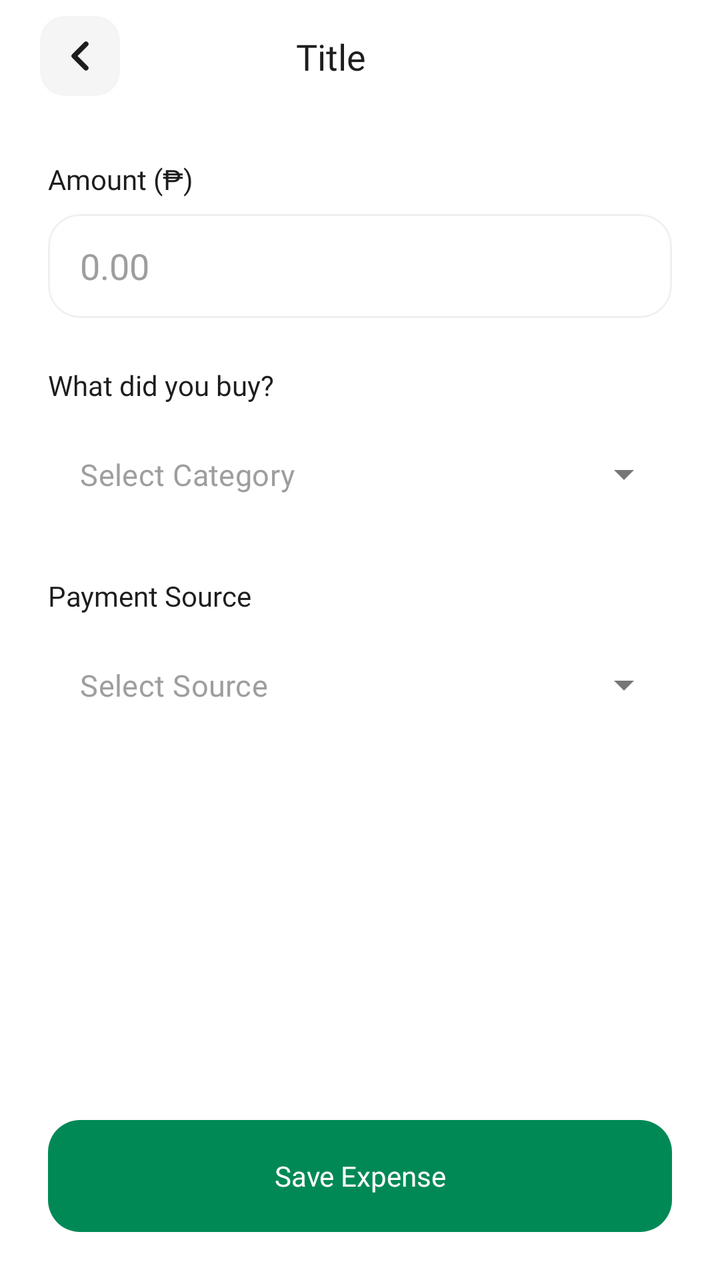
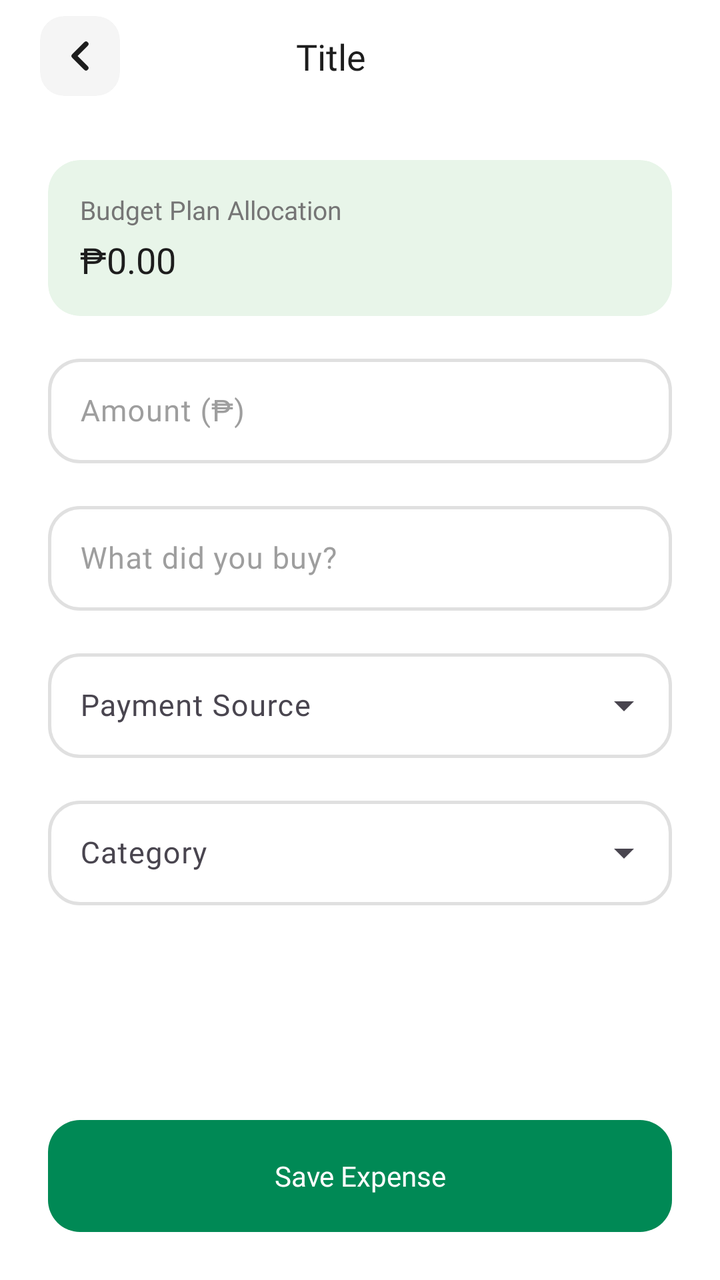

Screens rendered from an Android XML layout before and after an edit, with the pre-edit source and the edit as a unified diff.
<!-- AndroidManifest.xml: activity theme Theme.Carti -->
<!-- res/layout/activity_add_expense.xml -->
<?xml version="1.0" encoding="utf-8"?>
<androidx.constraintlayout.widget.ConstraintLayout xmlns:android="http://schemas.android.com/apk/res/android"
    xmlns:app="http://schemas.android.com/apk/res-auto"
    xmlns:tools="http://schemas.android.com/tools"
    android:layout_width="match_parent"
    android:layout_height="match_parent"
    android:background="@color/white">

    <include
        android:id="@+id/layout_toolbar"
        layout="@layout/layout_custom_toolbar" />

    <androidx.core.widget.NestedScrollView
        android:id="@+id/scrollView"
        android:layout_width="match_parent"
        android:layout_height="0dp"
        app:layout_constraintBottom_toTopOf="@+id/btnSave"
        app:layout_constraintTop_toBottomOf="@id/layout_toolbar">

        <LinearLayout
            android:layout_width="match_parent"
            android:layout_height="wrap_content"
            android:orientation="vertical"
            android:paddingHorizontal="@dimen/spacing_large"
            android:paddingTop="@dimen/spacing_large"
            android:paddingBottom="@dimen/scroll_bottom_padding">

            <TextView
                style="@style/CartiHeader"
                android:layout_width="wrap_content"
                android:layout_height="wrap_content"
                android:text="@string/label_amount_peso"
                android:textSize="@dimen/text_size_body" />

            <com.google.android.material.card.MaterialCardView
                style="@style/CartiCard"
                android:layout_width="match_parent"
                android:layout_height="wrap_content"
                android:layout_marginTop="@dimen/spacing_small">

                <EditText
                    android:id="@+id/et_amount"
                    style="@style/CartiEditText"
                    android:layout_width="match_parent"
                    android:layout_height="@dimen/input_height_standard"
                    android:fontFamily="@font/plus_jakarta_sans_bold"
                    android:hint="@string/hint_amount"
                    android:inputType="numberDecimal"
                    android:textSize="@dimen/text_size_header"
                    android:importantForAutofill="no" />

            </com.google.android.material.card.MaterialCardView>

            <TextView
                style="@style/CartiHeader"
                android:layout_width="wrap_content"
                android:layout_height="wrap_content"
                android:layout_marginTop="@dimen/spacing_large"
                android:text="@string/label_what_bought"
                android:textSize="@dimen/text_size_body" />

            <com.google.android.material.textfield.TextInputLayout
                style="@style/Widget.MaterialComponents.TextInputLayout.OutlinedBox.ExposedDropdownMenu"
                android:layout_width="match_parent"
                android:layout_height="wrap_content"
                android:layout_marginTop="@dimen/spacing_small"
                app:boxBackgroundColor="@color/white"
                app:boxCornerRadiusBottomEnd="@dimen/radius_medium"
                app:boxCornerRadiusBottomStart="@dimen/radius_medium"
                app:boxCornerRadiusTopEnd="@dimen/radius_medium"
                app:boxCornerRadiusTopStart="@dimen/radius_medium"
                app:boxStrokeColor="@color/border_subtle"
                app:hintEnabled="false">

                <AutoCompleteTextView
                    android:id="@+id/et_category"
                    style="@style/CartiEditText"
                    android:layout_width="match_parent"
                    android:layout_height="wrap_content"
                    android:hint="@string/hint_select_category"
                    android:inputType="none" />

            </com.google.android.material.textfield.TextInputLayout>

            <TextView
                style="@style/CartiHeader"
                android:layout_width="wrap_content"
                android:layout_height="wrap_content"
                android:layout_marginTop="@dimen/spacing_large"
                android:text="@string/label_payment_source"
                android:textSize="@dimen/text_size_body" />

            <com.google.android.material.textfield.TextInputLayout
                style="@style/Widget.MaterialComponents.TextInputLayout.OutlinedBox.ExposedDropdownMenu"
                android:layout_width="match_parent"
                android:layout_height="wrap_content"
                android:layout_marginTop="@dimen/spacing_small"
                app:boxBackgroundColor="@color/white"
                app:boxCornerRadiusBottomEnd="@dimen/radius_medium"
                app:boxCornerRadiusBottomStart="@dimen/radius_medium"
                app:boxCornerRadiusTopEnd="@dimen/radius_medium"
                app:boxCornerRadiusTopStart="@dimen/radius_medium"
                app:boxStrokeColor="@color/border_subtle"
                app:hintEnabled="false">

                <AutoCompleteTextView
                    android:id="@+id/et_source"
                    style="@style/CartiEditText"
                    android:layout_width="match_parent"
                    android:layout_height="wrap_content"
                    android:hint="@string/hint_select_source"
                    android:inputType="none" />

            </com.google.android.material.textfield.TextInputLayout>

        </LinearLayout>
    </androidx.core.widget.NestedScrollView>

    <com.google.android.material.button.MaterialButton
        android:id="@+id/btnSave"
        style="@style/CartiButton.Primary"
        android:layout_width="match_parent"
        android:layout_height="@dimen/button_height_standard"
        android:layout_marginHorizontal="@dimen/spacing_large"
        android:layout_marginBottom="@dimen/spacing_large"
        android:text="@string/btn_save_expense"
        app:layout_constraintBottom_toBottomOf="parent"
        app:layout_constraintEnd_toEndOf="parent"
        app:layout_constraintStart_toStartOf="parent" />

</androidx.constraintlayout.widget.ConstraintLayout>
<!-- res/layout/layout_custom_toolbar.xml (included above) -->
<?xml version="1.0" encoding="utf-8"?>
<androidx.constraintlayout.widget.ConstraintLayout xmlns:android="http://schemas.android.com/apk/res/android"
    xmlns:app="http://schemas.android.com/apk/res-auto"
    xmlns:tools="http://schemas.android.com/tools"
    android:layout_width="match_parent"
    android:layout_height="wrap_content"
    android:background="@color/white"
    android:paddingHorizontal="@dimen/spacing_medium"
    android:paddingTop="@dimen/spacing_small"
    android:paddingBottom="@dimen/spacing_small">

    <com.google.android.material.card.MaterialCardView
        android:id="@+id/back_button_container"
        android:layout_width="@dimen/back_button_size"
        android:layout_height="@dimen/back_button_size"
        android:layout_marginStart="@dimen/spacing_xs"
        android:clickable="true"
        android:focusable="true"
        android:foreground="?attr/selectableItemBackground"
        app:cardBackgroundColor="@color/surface_variant"
        app:cardCornerRadius="@dimen/radius_medium"
        app:cardElevation="0dp"
        app:strokeWidth="0dp"
        app:layout_constraintBottom_toBottomOf="parent"
        app:layout_constraintStart_toStartOf="parent"
        app:layout_constraintTop_toTopOf="parent">

        <ImageButton
            android:id="@+id/btn_back"
            android:layout_width="match_parent"
            android:layout_height="match_parent"
            android:background="@android:color/transparent"
            android:contentDescription="@null"
            android:padding="@dimen/spacing_small"
            android:scaleType="fitXY"
            android:src="@drawable/ic_back"
            app:tint="@color/text_primary" />

    </com.google.android.material.card.MaterialCardView>

    <TextView
        android:id="@+id/tv_toolbar_title"
        style="@style/CartiHeader"
        android:layout_width="wrap_content"
        android:layout_height="wrap_content"
        android:textSize="@dimen/text_size_header"
        app:layout_constraintHorizontal_bias="0.45"
        app:layout_constraintBottom_toBottomOf="parent"
        app:layout_constraintEnd_toEndOf="parent"
        app:layout_constraintStart_toStartOf="parent"
        app:layout_constraintTop_toTopOf="parent"
        android:text="@string/label_title" />

    <com.google.android.material.button.MaterialButton
        android:id="@+id/btn_action"
        style="@style/CartiButton.Tonal"
        android:layout_width="wrap_content"
        android:layout_height="@dimen/action_button_height"
        android:minHeight="0dp"
        android:paddingHorizontal="@dimen/spacing_medium"
        android:textSize="@dimen/text_size_small"
        android:visibility="gone"
        app:iconPadding="@dimen/spacing_xs"
        app:iconSize="@dimen/icon_size_xs"
        app:layout_constraintBottom_toBottomOf="parent"
        app:layout_constraintEnd_toEndOf="parent"
        app:layout_constraintTop_toTopOf="parent"
        android:text="@string/label_action"
        tools:visibility="visible"/>


</androidx.constraintlayout.widget.ConstraintLayout>
<!-- resources referenced by this layout -->
<resources>
  <color name="text_primary">#1D1D1D</color>
  <color name="white">#FFFFFFFF</color>
  <dimen name="icon_size_xs">16dp</dimen>
  <dimen name="input_height_standard">52dp</dimen>
  <dimen name="radius_medium">12dp</dimen>
  <dimen name="spacing_large">24dp</dimen>
  <dimen name="spacing_medium">16dp</dimen>
  <dimen name="spacing_small">8dp</dimen>
  <dimen name="spacing_xs">4dp</dimen>
  <dimen name="text_size_body">14sp</dimen>
  <dimen name="text_size_small">12sp</dimen>
  <string name="hint_amount">0.00</string>
  <string name="hint_select_category">Select Category</string>
  <string name="hint_select_source">Select Source</string>
  <string name="label_title">Title</string>
  <style name="CartiEditText">
          <item name="android:layout_height">@dimen/input_height_standard</item>
          <item name="android:paddingHorizontal">@dimen/spacing_medium</item>
          <item name="android:background">@android:color/transparent</item>
          <item name="android:fontFamily">@font/plus_jakarta_sans_medium</item>
          <item name="android:textColor">@color/text_primary</item>
          <item name="android:textColorHint">@color/text_tertiary</item>
          <item name="android:textSize">@dimen/text_size_body_large</item>
      </style>
  <dimen name="stroke_width_thin">1dp</dimen>
  <color name="text_tertiary">#9E9E9E</color>
  <!-- unchanged entries left out for length: 24 -->
</resources>

<!-- the commit's change to res/layout/activity_add_expense.xml (unified diff, before → after) -->
@@ -1,7 +1,6 @@
 <?xml version="1.0" encoding="utf-8"?>
 <androidx.constraintlayout.widget.ConstraintLayout xmlns:android="http://schemas.android.com/apk/res/android"
     xmlns:app="http://schemas.android.com/apk/res-auto"
-    xmlns:tools="http://schemas.android.com/tools"
     android:layout_width="match_parent"
     android:layout_height="match_parent"
     android:background="@color/white">
@@ -25,92 +24,26 @@
             android:paddingTop="@dimen/spacing_large"
             android:paddingBottom="@dimen/scroll_bottom_padding">
 
-            <TextView
-                style="@style/CartiHeader"
-                android:layout_width="wrap_content"
-                android:layout_height="wrap_content"
-                android:text="@string/label_amount_peso"
-                android:textSize="@dimen/text_size_body" />
-
-            <com.google.android.material.card.MaterialCardView
-                style="@style/CartiCard"
+            <include
+                android:id="@+id/layout_form"
+                layout="@layout/layout_expense_form_content" />
+
+            
+            <com.google.android.material.textfield.TextInputLayout
+                android:id="@+id/tilCategory"
+                style="@style/CartiInputLayout.Dropdown"
                 android:layout_width="match_parent"
                 android:layout_height="wrap_content"
-                android:layout_marginTop="@dimen/spacing_small">
-
-                <EditText
-                    android:id="@+id/et_amount"
-                    style="@style/CartiEditText"
-                    android:layout_width="match_parent"
-                    android:layout_height="@dimen/input_height_standard"
-                    android:fontFamily="@font/plus_jakarta_sans_bold"
-                    android:hint="@string/hint_amount"
-                    android:inputType="numberDecimal"
-                    android:textSize="@dimen/text_size_header"
-                    android:importantForAutofill="no" />
-
-            </com.google.android.material.card.MaterialCardView>
-
-            <TextView
-                style="@style/CartiHeader"
-                android:layout_width="wrap_content"
-                android:layout_height="wrap_content"
-                android:layout_marginTop="@dimen/spacing_large"
-                android:text="@string/label_what_bought"
-                android:textSize="@dimen/text_size_body" />
-
-            <com.google.android.material.textfield.TextInputLayout
-                style="@style/Widget.MaterialComponents.TextInputLayout.OutlinedBox.ExposedDropdownMenu"
-                android:layout_width="match_parent"
-                android:layout_height="wrap_content"
-                android:layout_marginTop="@dimen/spacing_small"
-                app:boxBackgroundColor="@color/white"
-                app:boxCornerRadiusBottomEnd="@dimen/radius_medium"
-                app:boxCornerRadiusBottomStart="@dimen/radius_medium"
-                app:boxCornerRadiusTopEnd="@dimen/radius_medium"
-                app:boxCornerRadiusTopStart="@dimen/radius_medium"
-                app:boxStrokeColor="@color/border_subtle"
-                app:hintEnabled="false">
-
-                <AutoCompleteTextView
-                    android:id="@+id/et_category"
+                android:layout_marginTop="@dimen/spacing_medium"
+                android:hint="@string/label_category">
+
+                <com.google.android.material.textfield.MaterialAutoCompleteTextView
+                    android:id="@+id/actvCategory"
                     style="@style/CartiEditText"
                     android:layout_width="match_parent"
                     android:layout_height="wrap_content"
-                    android:hint="@string/hint_select_category"
-                    android:inputType="none" />
-
-            </com.google.android.material.textfield.TextInputLayout>
-
-            <TextView
-                style="@style/CartiHeader"
-                android:layout_width="wrap_content"
-                android:layout_height="wrap_content"
-                android:layout_marginTop="@dimen/spacing_large"
-                android:text="@string/label_payment_source"
-                android:textSize="@dimen/text_size_body" />
-
-            <com.google.android.material.textfield.TextInputLayout
-                style="@style/Widget.MaterialComponents.TextInputLayout.OutlinedBox.ExposedDropdownMenu"
-                android:layout_width="match_parent"
-                android:layout_height="wrap_content"
-                android:layout_marginTop="@dimen/spacing_small"
-                app:boxBackgroundColor="@color/white"
-                app:boxCornerRadiusBottomEnd="@dimen/radius_medium"
-                app:boxCornerRadiusBottomStart="@dimen/radius_medium"
-                app:boxCornerRadiusTopEnd="@dimen/radius_medium"
-                app:boxCornerRadiusTopStart="@dimen/radius_medium"
-                app:boxStrokeColor="@color/border_subtle"
-                app:hintEnabled="false">
-
-                <AutoCompleteTextView
-                    android:id="@+id/et_source"
-                    style="@style/CartiEditText"
-                    android:layout_width="match_parent"
-                    android:layout_height="wrap_content"
-                    android:hint="@string/hint_select_source"
-                    android:inputType="none" />
-
+                    android:inputType="none"
+                    android:paddingVertical="@dimen/spacing_medium" />
             </com.google.android.material.textfield.TextInputLayout>
 
         </LinearLayout>
@@ -183,6 +116,62 @@
         app:layout_constraintTop_toTopOf="parent"
         android:text="@string/label_title" />
 
+    <LinearLayout
+        android:id="@+id/layout_search_container"
+        android:layout_width="0dp"
+        android:layout_height="48dp"
+        android:layout_marginEnd="@dimen/spacing_small"
+        android:background="@drawable/bg_search_bar_outlined"
+        android:gravity="center_vertical"
+        android:orientation="horizontal"
+        android:paddingHorizontal="@dimen/spacing_medium"
+        android:visibility="gone"
+        app:layout_constraintBottom_toBottomOf="parent"
+        app:layout_constraintEnd_toStartOf="@+id/btn_search_toggle"
+        app:layout_constraintStart_toEndOf="@id/back_button_container"
+        app:layout_constraintTop_toTopOf="parent"
+        tools:visibility="visible">
+
+        <EditText
+            android:id="@+id/et_search"
+            android:layout_width="0dp"
+            android:layout_height="match_parent"
+            android:layout_weight="1"
+            android:background="@null"
+            android:fontFamily="@font/plus_jakarta_sans_medium"
+            android:hint="@string/hint_search_transactions"
+            android:imeOptions="actionSearch"
+            android:inputType="text"
+            android:maxLines="1"
+            android:paddingHorizontal="@dimen/spacing_xs"
+            android:textColor="@color/text_primary"
+            android:textColorHint="@color/text_tertiary"
+            android:textSize="@dimen/text_size_body_small" />
+
+        <ImageButton
+            android:id="@+id/btn_clear_search"
+            android:layout_width="24dp"
+            android:layout_height="24dp"
+            android:background="?attr/selectableItemBackgroundBorderless"
+            android:src="@drawable/ic_close"
+            app:tint="@color/text_tertiary" />
+
+    </LinearLayout>
+
+    <ImageButton
+        android:id="@+id/btn_search_toggle"
+        android:layout_width="@dimen/back_button_size"
+        android:layout_height="@dimen/back_button_size"
+        android:background="?attr/selectableItemBackgroundBorderless"
+        android:src="@android:drawable/ic_menu_search"
+        android:visibility="gone"
+        android:contentDescription="@string/hint_search_transactions"
+        app:tint="@color/text_primary"
+        app:layout_constraintBottom_toBottomOf="parent"
+        app:layout_constraintEnd_toEndOf="parent"
+        app:layout_constraintTop_toTopOf="parent"
+        tools:visibility="visible" />
+
     <com.google.android.material.button.MaterialButton
         android:id="@+id/btn_action"
         style="@style/CartiButton.Tonal"
@@ -202,3 +191,99 @@
 
 
 </androidx.constraintlayout.widget.ConstraintLayout>
+<!-- res/layout/layout_expense_form_content.xml (included above) -->
+<?xml version="1.0" encoding="utf-8"?>
+<LinearLayout xmlns:android="http://schemas.android.com/apk/res/android"
+    xmlns:app="http://schemas.android.com/apk/res-auto"
+    android:layout_width="match_parent"
+    android:layout_height="wrap_content"
+    android:orientation="vertical">
+
+    
+    <com.google.android.material.card.MaterialCardView
+        android:id="@+id/cvBalanceInfo"
+        style="@style/CartiCard"
+        android:layout_width="match_parent"
+        android:layout_height="wrap_content"
+        android:layout_marginBottom="@dimen/spacing_medium"
+        app:cardBackgroundColor="@color/tonal_button_bg"
+        app:strokeWidth="0dp">
+
+        <LinearLayout
+            android:layout_width="match_parent"
+            android:layout_height="wrap_content"
+            android:orientation="vertical"
+            android:padding="@dimen/spacing_medium">
+
+            <TextView
+                android:id="@+id/allocatedHeader"
+                style="@style/CartiTextDescription"
+                android:layout_width="wrap_content"
+                android:layout_height="wrap_content"
+                android:text="@string/label_budget_plan_allocation" />
+
+            <TextView
+                android:id="@+id/tvAllocatedBalance"
+                style="@style/CartiTextAmount"
+                android:layout_width="wrap_content"
+                android:layout_height="wrap_content"
+                android:layout_marginTop="@dimen/spacing_xs"
+                android:text="₱0.00"
+                android:textSize="@dimen/text_size_header" />
+        </LinearLayout>
+    </com.google.android.material.card.MaterialCardView>
+
+    
+    <com.google.android.material.textfield.TextInputLayout
+        android:id="@+id/tilAmount"
+        style="@style/CartiInputLayout.Amount"
+        android:layout_width="match_parent"
+        android:layout_height="wrap_content"
+        android:hint="@string/label_amount_peso">
+
+        <com.google.android.material.textfield.TextInputEditText
+            android:id="@+id/etAmount"
+            style="@style/CartiEditText"
+            android:layout_width="match_parent"
+            android:layout_height="wrap_content"
+            android:inputType="numberDecimal"
+            android:paddingVertical="@dimen/spacing_medium" />
+    </com.google.android.material.textfield.TextInputLayout>
+
+    
+    <com.google.android.material.textfield.TextInputLayout
+        android:id="@+id/tilDescription"
+        style="@style/CartiInputLayout"
+        android:layout_width="match_parent"
+        android:layout_height="wrap_content"
+        android:layout_marginTop="@dimen/spacing_medium"
+        android:hint="@string/label_what_bought">
+
+        <com.google.android.material.textfield.TextInputEditText
+            android:id="@+id/etDescription"
+            style="@style/CartiEditText"
+            android:layout_width="match_parent"
+            android:layout_height="wrap_content"
+            android:inputType="textCapSentences"
+            android:paddingVertical="@dimen/spacing_medium" />
+    </com.google.android.material.textfield.TextInputLayout>
+
+    
+    <com.google.android.material.textfield.TextInputLayout
+        android:id="@+id/tilSource"
+        style="@style/CartiInputLayout.Dropdown"
+        android:layout_width="match_parent"
+        android:layout_height="wrap_content"
+        android:layout_marginTop="@dimen/spacing_medium"
+        android:hint="@string/label_payment_source">
+
+        <com.google.android.material.textfield.MaterialAutoCompleteTextView
+            android:id="@+id/actvSource"
+            style="@style/CartiEditText"
+            android:layout_width="match_parent"
+            android:layout_height="wrap_content"
+            android:inputType="none"
+            android:paddingVertical="@dimen/spacing_medium" />
+    </com.google.android.material.textfield.TextInputLayout>
+
+</LinearLayout>
<!-- resource entries referenced after the edit -->
@@ -3,28 +3,80 @@
   <color name="text_primary">#1D1D1D</color>
   <color name="white">#FFFFFFFF</color>
   <dimen name="icon_size_xs">16dp</dimen>
-  <dimen name="input_height_standard">52dp</dimen>
   <dimen name="radius_medium">12dp</dimen>
   <dimen name="spacing_large">24dp</dimen>
   <dimen name="spacing_medium">16dp</dimen>
   <dimen name="spacing_small">8dp</dimen>
   <dimen name="spacing_xs">4dp</dimen>
-  <dimen name="text_size_body">14sp</dimen>
+  <dimen name="text_size_body_small">13sp</dimen>
   <dimen name="text_size_small">12sp</dimen>
-  <string name="hint_amount">0.00</string>
-  <string name="hint_select_category">Select Category</string>
-  <string name="hint_select_source">Select Source</string>
+  <!-- drawable bg_search_bar_outlined (drawable) -->
+  <?xml version="1.0" encoding="utf-8"?>
+  <shape xmlns:android="http://schemas.android.com/apk/res/android">
+      <solid android:color="@color/white" />
+      <stroke
+          android:width="1dp"
+          android:color="@color/surface_variant" />
+      <corners android:radius="28dp" />
+  </shape>
+  <!-- drawable ic_close (drawable) -->
+  <vector xmlns:android="http://schemas.android.com/apk/res/android"
+      android:width="24dp"
+      android:height="24dp"
+      android:viewportWidth="24"
+      android:viewportHeight="24">
+      <path
+          android:fillColor="@android:color/black"
+          android:pathData="M19,6.41L17.59,5L12,10.59L6.41,5L5,6.41L10.59,12L5,17.59L6.41,19L12,13.41L17.59,19L19,17.59L13.41,12L19,6.41Z" />
+  </vector>
+  <string name="hint_search_transactions">Search transactions...</string>
+  <string name="label_budget_plan_allocation">Budget Plan Allocation</string>
+  <string name="label_category">Category</string>
   <string name="label_title">Title</string>
   <style name="CartiEditText">
-          <item name="android:layout_height">@dimen/input_height_standard</item>
-          <item name="android:paddingHorizontal">@dimen/spacing_medium</item>
-          <item name="android:background">@android:color/transparent</item>
           <item name="android:fontFamily">@font/plus_jakarta_sans_medium</item>
           <item name="android:textColor">@color/text_primary</item>
           <item name="android:textColorHint">@color/text_tertiary</item>
           <item name="android:textSize">@dimen/text_size_body_large</item>
       </style>
+  <style name="CartiInputLayout" parent="Widget.Material3.TextInputLayout.OutlinedBox">
+          <item name="shapeAppearance">@style/ShapeAppearance.Carti.Medium</item>
+          <item name="boxStrokeColor">@color/selector_input_stroke</item>
+          <item name="hintTextColor">@color/carti_primary_green</item>
+          <item name="android:textColorHint">@color/text_tertiary</item>
+          <item name="boxStrokeWidth">1.5dp</item>
+          <item name="boxStrokeWidthFocused">2dp</item>
+          <item name="boxBackgroundColor">@color/white</item>
+          <item name="boxStrokeErrorColor">@color/status_red</item>
+          <item name="boxBackgroundMode">outline</item>
+      </style>
+  <style name="CartiInputLayout.Amount" parent="CartiInputLayout">
+          <item name="prefixText">₱</item>
+          <item name="prefixTextColor">@color/text_primary</item>
+      </style>
+  <style name="CartiInputLayout.Dropdown" parent="Widget.Material3.TextInputLayout.OutlinedBox.ExposedDropdownMenu">
+          <item name="shapeAppearance">@style/ShapeAppearance.Carti.Medium</item>
+          <item name="boxStrokeColor">@color/selector_input_stroke</item>
+          <item name="hintTextColor">@color/carti_primary_green</item>
+          <item name="boxStrokeWidth">1.5dp</item>
+          <item name="boxStrokeWidthFocused">2dp</item>
+          <item name="boxBackgroundMode">outline</item>
+          <item name="boxBackgroundColor">@color/white</item>
+      </style>
+  <style name="CartiTextAmount">
+          <item name="android:fontFamily">@font/plus_jakarta_sans_bold</item>
+          <item name="android:textColor">@color/text_primary</item>
+          <item name="android:textSize">@dimen/text_size_h1</item>
+      </style>
+  <style name="CartiTextDescription">
+          <item name="android:fontFamily">@font/plus_jakarta_sans_medium</item>
+          <item name="android:textColor">@color/text_secondary</item>
+          <item name="android:textSize">@dimen/text_size_body_small</item>
+      </style>
   <dimen name="stroke_width_thin">1dp</dimen>
+  <color name="status_red">#EF5350</color>
+  <dimen name="text_size_h1">20sp</dimen>
+  <color name="text_secondary">#757575</color>
   <color name="text_tertiary">#9E9E9E</color>
   <!-- unchanged entries left out for length: 24 -->
 </resources>
